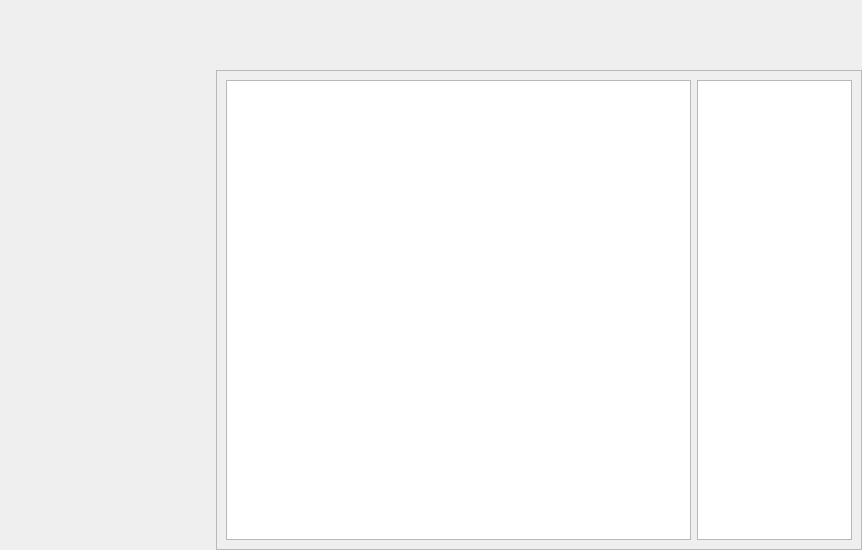
The window that frontend_pages/calibration/calibration_window.ui (sdpunit/OrthoVis) describes before a commit, drawn with Qt 5.
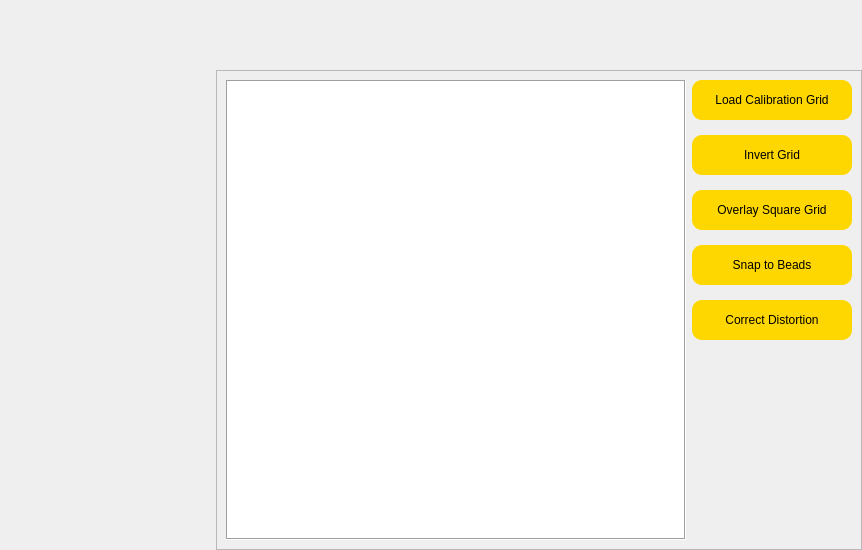
The same window after the commit. Custom widgets are drawn as their Qt base class.

Patch:
```diff
--- a/frontend_pages/calibration/calibration_window.ui
+++ b/frontend_pages/calibration/calibration_window.ui
@@ -96,16 +96,26 @@
         <property name="frameShadow">
          <enum>QFrame::Shadow::Raised</enum>
         </property>
-        <layout class="QHBoxLayout" name="horizontalLayout_2" stretch="3,1">
+        <layout class="QHBoxLayout" name="horizontalLayout_2" stretch="3,0">
          <item>
-          <widget class="QGraphicsView" name="VTK_display"/>
+          <widget class="QGraphicsView" name="VTK_display">
+           <property name="enabled">
+            <bool>true</bool>
+           </property>
+           <property name="frameShape">
+            <enum>QFrame::Shape::Box</enum>
+           </property>
+          </widget>
          </item>
-         <item>
+         <item alignment="Qt::AlignmentFlag::AlignTop">
           <widget class="QWidget" name="details" native="true">
            <property name="styleSheet">
             <string notr="true"/>
            </property>
-           <layout class="QVBoxLayout" name="verticalLayout_2">
+           <layout class="QVBoxLayout" name="verticalLayout_2" stretch="0,0,0,0,0">
+            <property name="spacing">
+             <number>15</number>
+            </property>
             <property name="leftMargin">
              <number>0</number>
             </property>
@@ -119,7 +129,179 @@
              <number>0</number>
             </property>
             <item>
-             <widget class="QGraphicsView" name="graphicsView"/>
+             <widget class="QPushButton" name="pushButton">
+              <property name="sizePolicy">
+               <sizepolicy hsizetype="Minimum" vsizetype="Fixed">
+                <horstretch>0</horstretch>
+                <verstretch>20</verstretch>
+               </sizepolicy>
+              </property>
+              <property name="minimumSize">
+               <size>
+                <width>160</width>
+                <height>40</height>
+               </size>
+              </property>
+              <property name="maximumSize">
+               <size>
+                <width>16777215</width>
+                <height>90</height>
+               </size>
+              </property>
+              <property name="layoutDirection">
+               <enum>Qt::LayoutDirection::LeftToRight</enum>
+              </property>
+              <property name="styleSheet">
+               <string notr="true">background-color: #FFD700;
+border-radius: 10px;
+border: none;
+font: 600 12pt &quot;Segoe UI&quot;;
+</string>
+              </property>
+              <property name="text">
+               <string>Load Calibration Grid</string>
+              </property>
+             </widget>
+            </item>
+            <item>
+             <widget class="QPushButton" name="pushButton_2">
+              <property name="sizePolicy">
+               <sizepolicy hsizetype="Minimum" vsizetype="Fixed">
+                <horstretch>0</horstretch>
+                <verstretch>20</verstretch>
+               </sizepolicy>
+              </property>
+              <property name="minimumSize">
+               <size>
+                <width>160</width>
+                <height>40</height>
+               </size>
+              </property>
+              <property name="maximumSize">
+               <size>
+                <width>16777215</width>
+                <height>90</height>
+               </size>
+              </property>
+              <property name="layoutDirection">
+               <enum>Qt::LayoutDirection::LeftToRight</enum>
+              </property>
+              <property name="styleSheet">
+               <string notr="true">background-color: #FFD700;
+border-radius: 10px;
+border: none;
+font: 600 12pt &quot;Segoe UI&quot;;
+</string>
+              </property>
+              <property name="text">
+               <string>Invert Grid</string>
+              </property>
+             </widget>
+            </item>
+            <item>
+             <widget class="QPushButton" name="pushButton_3">
+              <property name="sizePolicy">
+               <sizepolicy hsizetype="Minimum" vsizetype="Fixed">
+                <horstretch>0</horstretch>
+                <verstretch>20</verstretch>
+               </sizepolicy>
+              </property>
+              <property name="minimumSize">
+               <size>
+                <width>160</width>
+                <height>40</height>
+               </size>
+              </property>
+              <property name="maximumSize">
+               <size>
+                <width>16777215</width>
+                <height>90</height>
+               </size>
+              </property>
+              <property name="layoutDirection">
+               <enum>Qt::LayoutDirection::LeftToRight</enum>
+              </property>
+              <property name="styleSheet">
+               <string>background-color: #FFD700;
+border-radius: 10px;
+border: none;
+font: 600 12pt &quot;Segoe UI&quot;;
+</string>
+              </property>
+              <property name="text">
+               <string>Overlay Square Grid</string>
+              </property>
+             </widget>
+            </item>
+            <item alignment="Qt::AlignmentFlag::AlignVCenter">
+             <widget class="QPushButton" name="pushButton_4">
+              <property name="sizePolicy">
+               <sizepolicy hsizetype="Minimum" vsizetype="Fixed">
+                <horstretch>0</horstretch>
+                <verstretch>20</verstretch>
+               </sizepolicy>
+              </property>
+              <property name="minimumSize">
+               <size>
+                <width>160</width>
+                <height>40</height>
+               </size>
+              </property>
+              <property name="maximumSize">
+               <size>
+                <width>16777215</width>
+                <height>90</height>
+               </size>
+              </property>
+              <property name="layoutDirection">
+               <enum>Qt::LayoutDirection::LeftToRight</enum>
+              </property>
+              <property name="styleSheet">
+               <string>background-color: #FFD700;
+border-radius: 10px;
+border: none;
+font: 600 12pt &quot;Segoe UI&quot;;
+</string>
+              </property>
+              <property name="text">
+               <string>Snap to Beads</string>
+              </property>
+             </widget>
+            </item>
+            <item alignment="Qt::AlignmentFlag::AlignLeft|Qt::AlignmentFlag::AlignVCenter">
+             <widget class="QPushButton" name="pushButton_5">
+              <property name="sizePolicy">
+               <sizepolicy hsizetype="Minimum" vsizetype="Fixed">
+                <horstretch>0</horstretch>
+                <verstretch>20</verstretch>
+               </sizepolicy>
+              </property>
+              <property name="minimumSize">
+               <size>
+                <width>160</width>
+                <height>40</height>
+               </size>
+              </property>
+              <property name="maximumSize">
+               <size>
+                <width>16777215</width>
+                <height>90</height>
+               </size>
+              </property>
+              <property name="layoutDirection">
+               <enum>Qt::LayoutDirection::LeftToRight</enum>
+              </property>
+              <property name="styleSheet">
+               <string>background-color: #FFD700;
+border-radius: 10px;
+border: none;
+font: 600 12pt &quot;Segoe UI&quot;;
+</string>
+              </property>
+              <property name="text">
+               <string>Correct Distortion</string>
+              </property>
+             </widget>
             </item>
            </layout>
           </widget>
```
